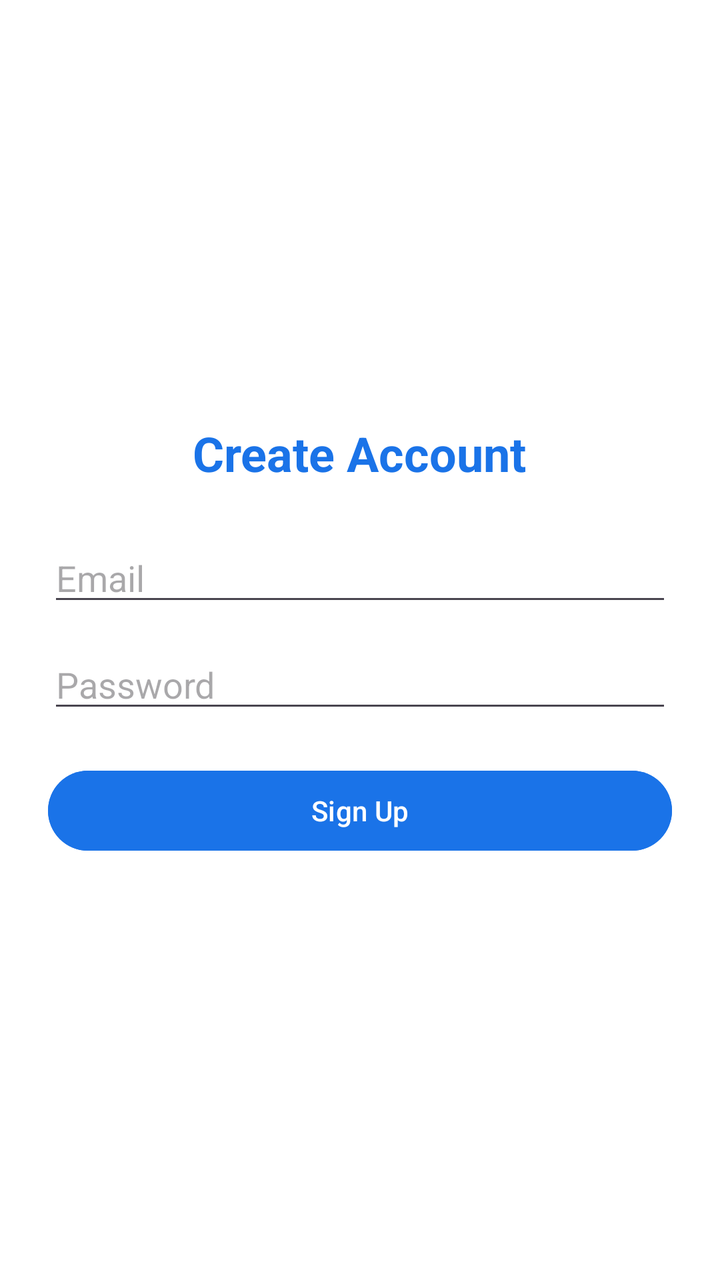
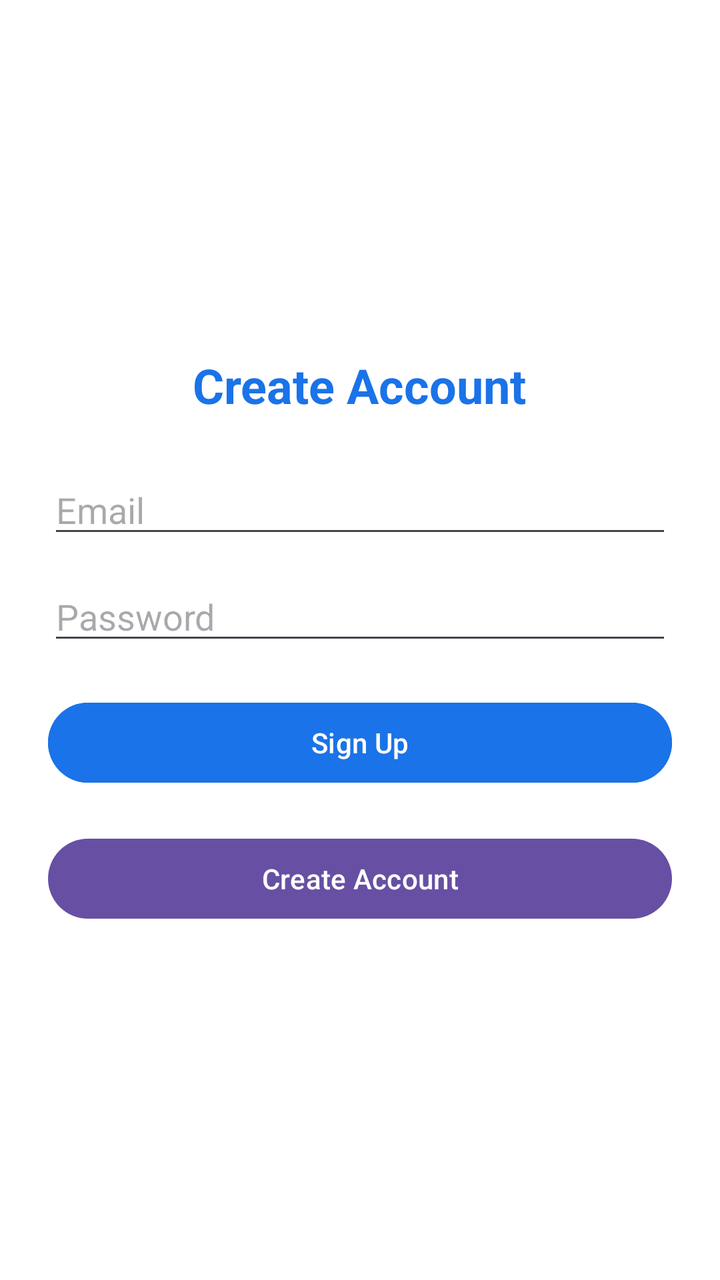

Two renders of the same Android screen: before a commit and after it. Below are the layout's source before the change and the commit's diff.
<!-- AndroidManifest.xml: application theme Theme.Gpayapp -->
<!-- res/layout/activity_signup.xml -->
<?xml version="1.0" encoding="utf-8"?>
<LinearLayout xmlns:android="http://schemas.android.com/apk/res/android"
    android:layout_width="match_parent"
    android:layout_height="match_parent"
    android:gravity="center"
    android:orientation="vertical"
    android:padding="24dp"
    android:background="#FFFFFF">

    <TextView
        android:text="Create Account"
        android:textSize="24sp"
        android:textStyle="bold"
        android:textColor="#1A73E8"
        android:layout_marginBottom="24dp"
        android:layout_width="wrap_content"
        android:layout_height="wrap_content"/>

    <EditText
        android:id="@+id/etEmail"
        android:hint="Email"
        android:inputType="textEmailAddress"
        android:layout_width="match_parent"
        android:layout_height="wrap_content"
        android:layout_marginBottom="12dp"/>

    <EditText
        android:id="@+id/etPassword"
        android:hint="Password"
        android:inputType="textPassword"
        android:layout_width="match_parent"
        android:layout_height="wrap_content"
        android:layout_marginBottom="20dp"/>

    <Button
        android:id="@+id/btnSignup"
        android:text="Sign Up"
        android:layout_width="match_parent"
        android:layout_height="wrap_content"
        android:backgroundTint="#1A73E8"
        android:textColor="@android:color/white"/>
</LinearLayout>
<!-- resources referenced by this layout -->
<resources>
  <style name="Theme.Gpayapp" parent="Base.Theme.Gpayapp" />
  <style name="Base.Theme.Gpayapp" parent="Theme.Material3.DayNight.NoActionBar">
          
          
      </style>
</resources>

<!-- the commit's change to res/layout/activity_signup.xml (unified diff, before → after) -->
@@ -31,7 +31,6 @@
         android:layout_width="match_parent"
         android:layout_height="wrap_content"
         android:layout_marginBottom="20dp"/>
-
     <Button
         android:id="@+id/btnSignup"
         android:text="Sign Up"
@@ -39,4 +38,10 @@
         android:layout_height="wrap_content"
         android:backgroundTint="#1A73E8"
         android:textColor="@android:color/white"/>
+    <Button
+        android:id="@+id/btnCreateAccount"
+        android:layout_width="match_parent"
+        android:layout_height="wrap_content"
+        android:text="Create Account"
+        android:layout_marginTop="20dp"/>
 </LinearLayout>
